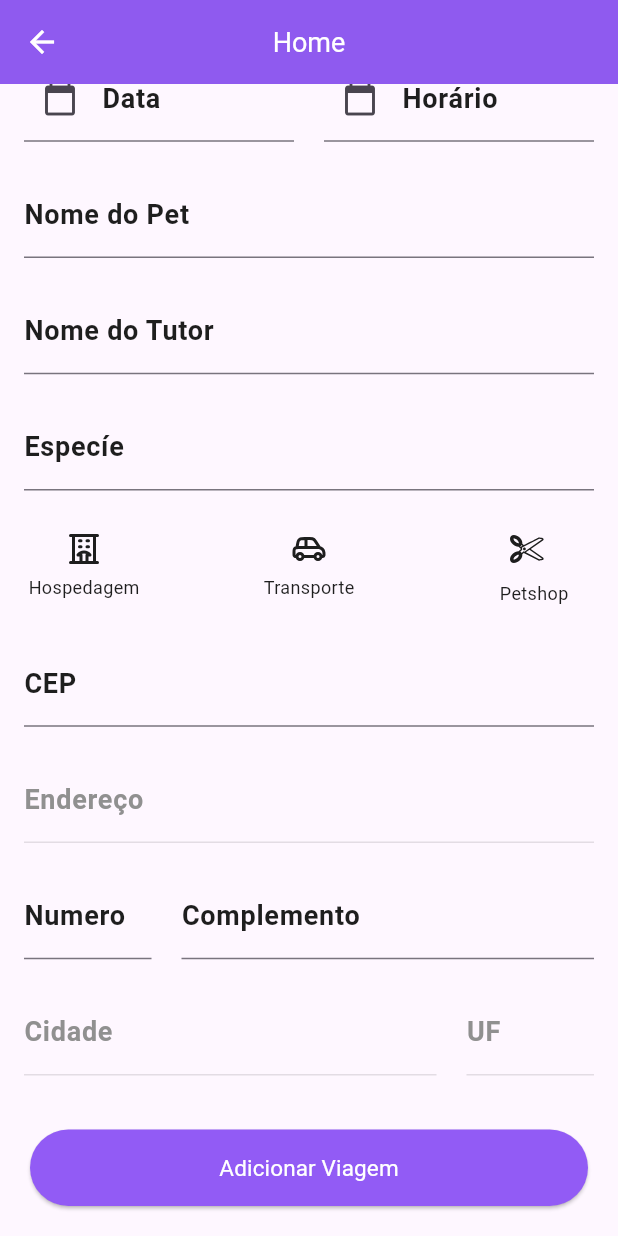
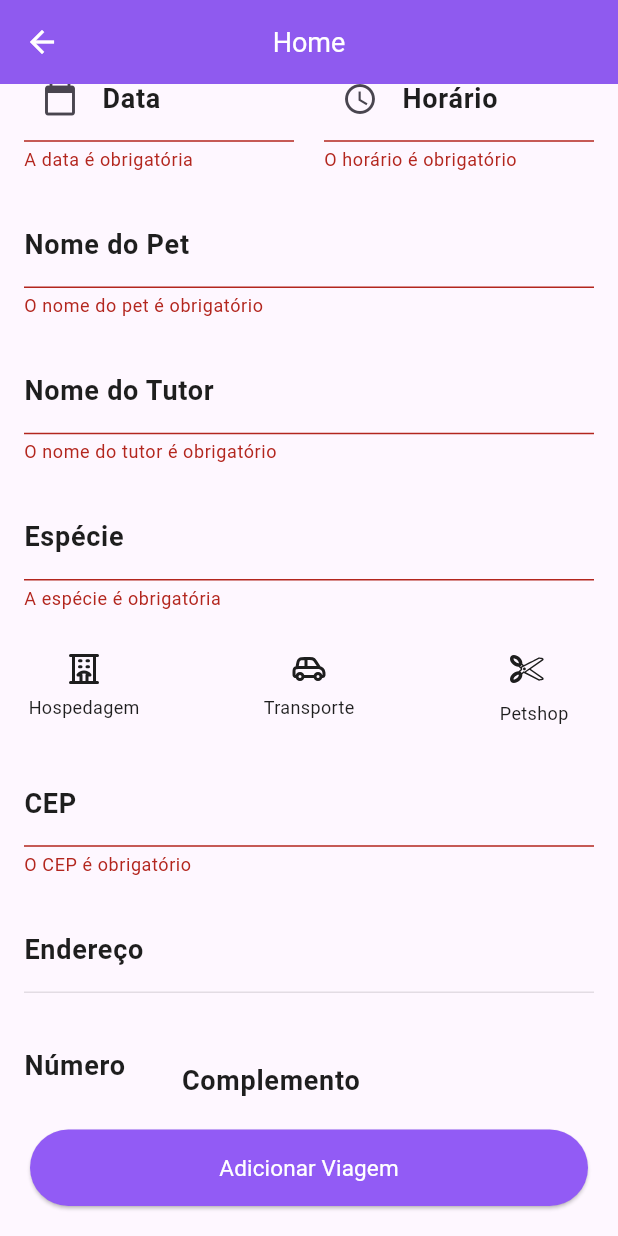
Before and after one commit to fernandacamp/ProjetoMobile, a Flutter app: the NewTripPage screen opened by its route, scrolled down 35 dp, after a tap on "Adicionar Viagem", on a phone screen of 412 x 824 dp. Run offline on Flutter 3.47's test engine with Material 3 defaults, Android fonts, the phone set to English and light mode, and no system bars; our stand-ins replace flutter_svg; Roboto replaces fonts that are missing (Poppins).

Commit message:
feat: validações do new trip page

```diff
--- a/lib/screens/new_trip_page.dart
+++ b/lib/screens/new_trip_page.dart
@@ -4,6 +4,7 @@ import 'package:projeto_mobile/settings/assets.dart';
 import 'package:projeto_mobile/settings/color.dart';
 import 'package:projeto_mobile/settings/fonts.dart';
 import 'package:intl/intl.dart';
+import 'package:projeto_mobile/settings/routes.dart';
 
 class NewTripPage extends StatefulWidget {
   const NewTripPage({super.key});
@@ -13,10 +14,9 @@ class NewTripPage extends StatefulWidget {
 }
 
 class _NewTripPageState extends State<NewTripPage> {
-  final TextEditingController _departureDateController =
-      TextEditingController();
-  final TextEditingController _departureTimeController =
-      TextEditingController();
+  final GlobalKey<FormState> _formKey = GlobalKey<FormState>();
+  final TextEditingController _departureDateController = TextEditingController();
+  final TextEditingController _departureTimeController = TextEditingController();
   final TextEditingController _nomeController = TextEditingController();
   final TextEditingController _nomeTutorController = TextEditingController();
   final TextEditingController _especieController = TextEditingController();
@@ -28,7 +28,6 @@ class _NewTripPageState extends State<NewTripPage> {
   final TextEditingController _ufController = TextEditingController();
 
   String? serviceSelected;
-
   Map<String, String> services = {
     "Hospedagem": AppAssets.hotelIcon,
     "Transporte": AppAssets.carIcon,
@@ -39,12 +38,11 @@ class _NewTripPageState extends State<NewTripPage> {
   Widget build(BuildContext context) {
     return Scaffold(
       appBar: AppBar(
-        leading: BackButton(
-          color: AppColors.menuTextColor,
+        leading: BackButton(color: AppColors.menuTextColor),
+        title: Text(
+          'Home',
+          style: AppFonts.defaultLarger.copyWith(color: AppColors.menuTextColor),
         ),
-        title: Text('Home',
-            style: AppFonts.defaultLarger
-                .copyWith(color: AppColors.menuTextColor)),
         centerTitle: true,
         backgroundColor: AppColors.backgroundColor,
       ),
@@ -52,26 +50,33 @@ class _NewTripPageState extends State<NewTripPage> {
         padding: const EdgeInsets.all(20.0),
         child: ElevatedButton(
           onPressed: () {
-            // Ação para buscar passagens ou processar dados
+            if (_formKey.currentState!.validate()) {
+              _showConfirmationDialog(context);
+            }
           },
           style: ElevatedButton.styleFrom(
             padding: EdgeInsets.symmetric(horizontal: 30, vertical: 15),
             backgroundColor: AppColors.backgroundColor,
           ),
-          child: Text('Adicionar Viagem',
+          child: Text(
+            'Adicionar Viagem',
             style: AppFonts.defaultRegular.copyWith(
               color: AppColors.menuTextColor,
-              )),
+            ),
+          ),
         ),
       ),
       body: SingleChildScrollView(
+        child: Form(
+          key: _formKey,
           child: Padding(
             padding: const EdgeInsets.all(16.0),
             child: Column(
               crossAxisAlignment: CrossAxisAlignment.start,
               children: [
                 // Campo para escolher a data de ida
-              LayoutBuilder(builder: (context, constrains) {
+                LayoutBuilder(
+                  builder: (context, constrains) {
                     return Row(
                       mainAxisAlignment: MainAxisAlignment.spaceBetween,
                       children: [
@@ -80,12 +85,17 @@ class _NewTripPageState extends State<NewTripPage> {
                           child: TextFormField(
                             controller: _departureDateController,
                             decoration: InputDecoration(
-                          labelText: 'Data ',
-                          labelStyle: AppFonts.boldLarge
-                              .copyWith(color: AppColors.textColor),
+                              labelText: 'Data',
+                              labelStyle: AppFonts.boldLarge.copyWith(color: AppColors.textColor),
                               prefixIcon: Icon(Icons.calendar_today),
                             ),
                             readOnly: true,
+                            validator: (value) {
+                              if (value == null || value.isEmpty) {
+                                return 'A data é obrigatória';
+                              }
+                              return null;
+                            },
                             onTap: () async {
                               final pickedDate = await _selectDate(context);
                               if (pickedDate != null) {
@@ -101,19 +111,22 @@ class _NewTripPageState extends State<NewTripPage> {
                           child: TextFormField(
                             controller: _departureTimeController,
                             decoration: InputDecoration(
-                          labelText: 'Horário ',
-                          labelStyle: AppFonts.boldLarge
-                              .copyWith(color: AppColors.textColor),
-                          prefixIcon: Icon(Icons.calendar_today),
+                              labelText: 'Horário',
+                              labelStyle: AppFonts.boldLarge.copyWith(color: AppColors.textColor),
+                              prefixIcon: Icon(Icons.access_time),
                             ),
                             readOnly: true,
+                            validator: (value) {
+                              if (value == null || value.isEmpty) {
+                                return 'O horário é obrigatório';
+                              }
+                              return null;
+                            },
                             onTap: () async {
-                          final pickedTime = await _selectTime(
-                              context); // Chama a função de seleção de hora
+                              final pickedTime = await _selectTime(context);
                               if (pickedTime != null) {
                                 setState(() {
-                              _departureDateController.text =
-                                  pickedTime; // Atualiza com o horário formatado
+                                  _departureTimeController.text = pickedTime;
                                 });
                               }
                             },
@@ -121,49 +134,31 @@ class _NewTripPageState extends State<NewTripPage> {
                         ),
                       ],
                     );
-              }),
-              const SizedBox(
-                height: 20,
+                  },
                 ),
-              TextFormField(
+                const SizedBox(height: 20),
+                _buildTextField(
                   controller: _nomeController,
-                decoration: InputDecoration(
-                  labelText: 'Nome do Pet ',
-                  labelStyle:
-                      AppFonts.boldLarge.copyWith(color: AppColors.textColor),
+                  label: 'Nome do Pet',
+                  validatorMessage: 'O nome do pet é obrigatório',
                 ),
+                const SizedBox(height: 20),
+                _buildTextField(
+                  controller: _nomeTutorController,
+                  label: 'Nome do Tutor',
+                  validatorMessage: 'O nome do tutor é obrigatório',
                 ),
-              const SizedBox(
-                height: 20,
+                const SizedBox(height: 20),
+                _buildTextField(
+                  controller: _especieController,
+                  label: 'Espécie',
+                  validatorMessage: 'A espécie é obrigatória',
                 ),
-              TextFormField(
-                controller: _nomeTutorController,
-                decoration: InputDecoration(
-                  labelText: 'Nome do Tutor ',
-                  labelStyle:
-                      AppFonts.boldLarge.copyWith(color: AppColors.textColor),
-                ),
-              ),
-              const SizedBox(
-                height: 20,
-              ),
-              TextFormField(
-                controller: _especieController,
-                decoration: InputDecoration(
-                  labelText: 'Especíe ',
-                  labelStyle:
-                      AppFonts.boldLarge.copyWith(color: AppColors.textColor),
-                ),
-              ),
-
-              const SizedBox(
-                height: 20,
-              ),
-
+                const SizedBox(height: 20),
                 Row(
                   mainAxisAlignment: MainAxisAlignment.spaceBetween,
-                children: services.entries
-                    .map((x) => GestureDetector(
+                  children: services.entries.map((x) {
+                    return GestureDetector(
                       onTap: () => setState(() => serviceSelected = x.key),
                       child: Container(
                         alignment: Alignment.center,
@@ -174,10 +169,10 @@ class _NewTripPageState extends State<NewTripPage> {
                               ? AppColors.backgroundColor.withOpacity(0.6)
                               : Colors.transparent,
                           border: serviceSelected == x.key
-                                    ? Border.all(
-                                        color: AppColors.backgroundColor)
+                              ? Border.all(color: AppColors.backgroundColor)
                               : null,
-                                borderRadius: BorderRadius.circular(10)),
+                          borderRadius: BorderRadius.circular(10),
+                        ),
                         child: Column(
                           mainAxisSize: MainAxisSize.min,
                           children: [
@@ -187,115 +182,77 @@ class _NewTripPageState extends State<NewTripPage> {
                                   ? AppColors.menuTextColor
                                   : AppColors.textColor,
                             ),
-                                const SizedBox(
-                                  height: 5,
-                                ),
-                                Text(x.key,
+                            const SizedBox(height: 5),
+                            Text(
+                              x.key,
                               style: AppFonts.defaultaSmall.copyWith(
                                 color: serviceSelected == x.key
                                     ? AppColors.menuTextColor
                                     : AppColors.textColor,
-                                    ))
+                              ),
+                            ),
                           ],
                         ),
                       ),
-                        ))
-                    .toList(),
+                    );
+                  }).toList(),
                 ),
-
-              const SizedBox(
-                height: 20,
+                const SizedBox(height: 20),
+                _buildTextField(
+                  controller: _cepController,
+                  label: 'CEP',
+                  keyboardType: TextInputType.number,
+                  validatorMessage: 'O CEP é obrigatório',
                 ),
-
-              TextFormField(
-                controller: _cepController,
-                keyboardType: TextInputType.number,
-                decoration: InputDecoration(
-                  labelText: 'CEP',
-                  labelStyle:
-                      AppFonts.boldLarge.copyWith(color: AppColors.textColor),
+                const SizedBox(height: 20),
+                _buildDisabledTextField(
+                  controller: _addressController,
+                  label: 'Endereço',
                 ),
-              ),
-
-              const SizedBox(
-                height: 20,
-              ),
-
-              TextFormField(
-                controller: _addressController,
-                decoration: InputDecoration(
-                  labelText: 'Endereço',
-                  labelStyle:
-                      AppFonts.boldLarge.copyWith(color: AppColors.greyColor),
-                ),
-                enabled: false,
-              ),
-
-              const SizedBox(
-                height: 20,
-              ),
-
-              LayoutBuilder(builder: (context, contrains) {
+                const SizedBox(height: 20),
+                LayoutBuilder(builder: (context, constrains) {
                   return Row(
                     mainAxisAlignment: MainAxisAlignment.spaceBetween,
                     children: [
                       SizedBox(
-                      width: contrains.maxWidth * 1 / 4 - 10,
-                      child: TextFormField(
+                        width: constrains.maxWidth * 1 / 4 - 10,
+                        child: _buildTextField(
                           controller: _numberController,
+                          label: 'Número',
                           keyboardType: TextInputType.number,
-                        decoration: InputDecoration(
-                          labelText: 'Numero',
-                          labelStyle: AppFonts.boldLarge
-                              .copyWith(color: AppColors.textColor),
-                        ),
+                          validatorMessage: 'O número é obrigatório',
                         ),
                       ),
                       SizedBox(
-                      width: contrains.maxWidth * 3 / 4 - 10,
+                        width: constrains.maxWidth * 3 / 4 - 10,
                         child: TextFormField(
                           controller: _compController,
                           decoration: InputDecoration(
                             labelText: 'Complemento',
-                          labelStyle: AppFonts.boldLarge
-                              .copyWith(color: AppColors.textColor),
+                            labelStyle: AppFonts.boldLarge.copyWith(color: AppColors.textColor),
                           ),
                         ),
                       ),
                     ],
                   );
                 }),
-
-              const SizedBox(
-                height: 20,
-              ),
-
-              LayoutBuilder(builder: (context, contrains) {
+                const SizedBox(height: 20),
+                LayoutBuilder(builder: (context, constrains) {
                   return Row(
                     mainAxisAlignment: MainAxisAlignment.spaceBetween,
                     children: [
                       SizedBox(
-                      width: contrains.maxWidth * 3 / 4 - 10,
-                      child: TextFormField(
+                        width: constrains.maxWidth * 3 / 4 - 10,
+                        child: _buildDisabledTextField(
                           controller: _cityController,
-                        decoration: InputDecoration(
-                          labelText: 'Cidade',
-                          labelStyle: AppFonts.boldLarge
-                              .copyWith(color: AppColors.greyColor),
-                        ),
-                        enabled: false,
+                          label: 'Cidade',
                         ),
                       ),
                       SizedBox(
-                      width: contrains.maxWidth * 1 / 4 - 10,
-                      child: TextFormField(
+                        width: constrains.maxWidth * 1 / 4 - 10,
+                        child: _buildDisabledTextField(
                           controller: _ufController,
-                        decoration: InputDecoration(
-                          labelText: 'UF',
-                          labelStyle: AppFonts.boldLarge
-                              .copyWith(color: AppColors.greyColor),
-                        ),
-                        enabled: false,
+                          label: 'UF',
                         ),
                       ),
                     ],
@@ -305,36 +262,88 @@ class _NewTripPageState extends State<NewTripPage> {
             ),
           ),
         ),
+      ),
     );
   }
 
-  // Função para selecionar data
+  Widget _buildTextField({
+    required TextEditingController controller,
+    required String label,
+    TextInputType? keyboardType,
+    required String validatorMessage,
+  }) {
+    return TextFormField(
+      controller: controller,
+      decoration: InputDecoration(
+        labelText: label,
+        labelStyle: AppFonts.boldLarge.copyWith(color: AppColors.textColor),
+      ),
+      keyboardType: keyboardType,
+      validator: (value) {
+        if (value == null || value.isEmpty) {
+          return validatorMessage;
+        }
+        return null;
+      },
+    );
+  }
+
+  Widget _buildDisabledTextField({
+    required TextEditingController controller,
+    required String label,
+  }) {
+    return TextFormField(
+      controller: controller,
+      decoration: InputDecoration(
+        labelText: label,
+        labelStyle: AppFonts.boldLarge.copyWith(color: AppColors.textColor),
+      ),
+      enabled: false,
+    );
+  }
+
   Future<String?> _selectDate(BuildContext context) async {
-    final DateTime? picked = await showDatePicker(
+    DateTime? selectedDate = await showDatePicker(
       context: context,
       initialDate: DateTime.now(),
-      firstDate: DateTime.now(),
-      lastDate: DateTime(2101),
+      firstDate: DateTime(1900),
+      lastDate: DateTime(2100),
     );
-    if (picked != null) {
-      return '${picked.day}/${picked.month}/${picked.year}';
+    if (selectedDate != null) {
+      return DateFormat('dd/MM/yyyy').format(selectedDate);
     }
     return null;
   }
-}
 
   Future<String?> _selectTime(BuildContext context) async {
-  final TimeOfDay? pickedTime = await showTimePicker(
+    TimeOfDay? selectedTime = await showTimePicker(
       context: context,
       initialTime: TimeOfDay.now(),
     );
-  if (pickedTime != null) {
-    // Formata o horário para o formato HH:mm
-    final now = DateTime.now();
-    final pickedDateTime = DateTime(
-        now.year, now.month, now.day, pickedTime.hour, pickedTime.minute);
-    final formattedTime = DateFormat('HH:mm').format(pickedDateTime);
-    return formattedTime;
+    if (selectedTime != null) {
+      return selectedTime.format(context);
     }
     return null;
   }
+
+  void _showConfirmationDialog(BuildContext context) {
+    showDialog(
+      context: context,
+      builder: (BuildContext context) {
+        return AlertDialog(
+          title: Text('Confirmação'),
+          content: Text('Viagem adicionada com sucesso!'),
+          actions: [
+            TextButton(
+              onPressed: () {
+                Navigator.of(context).pop();
+                Navigator.of(context).pushNamed(AppRoutes.orderHistory);
+              },
+              child: Text('Confirmar'),
+            ),
+          ],
+        );
+      },
+    );
+  }
+}
--- a/lib/screens/profile_page.dart
+++ b/lib/screens/profile_page.dart
@@ -57,16 +57,6 @@ class ProfilePage extends StatelessWidget {
                 Navigator.of(context).pushReplacementNamed(AppRoutes.login);
               },
             ),
-            ListTile(
-              leading: Icon(Icons.warning_amber_rounded, color: Colors.red),
-              title: Text(
-                'Desativar conta',
-                style: TextStyle(color: Colors.red),
-              ),
-              onTap: () {
-                // Ação para Desativar conta
-              },
-            ),
           ],
         ),
       ),
```
Lines whose indentation alone changed are shown as unchanged.
